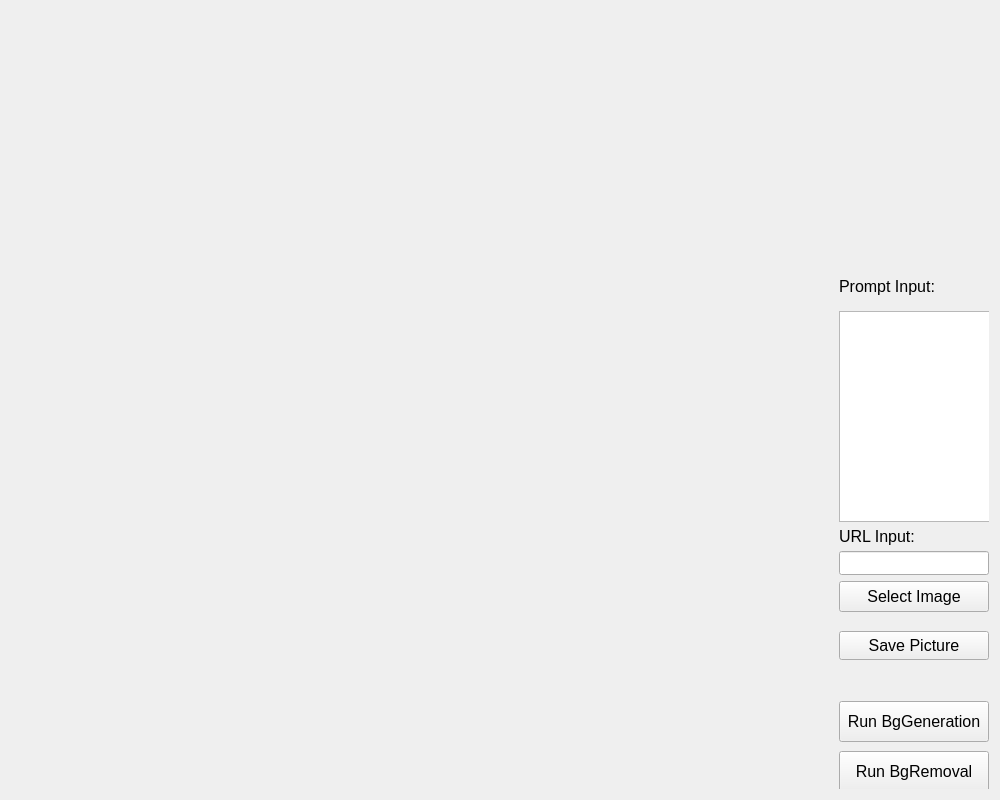
Old version of the form BgRemoval&Generation/form.ui in the repository ntdung2212/9.5AI-TechDay-Background-Removal-and-Generation.
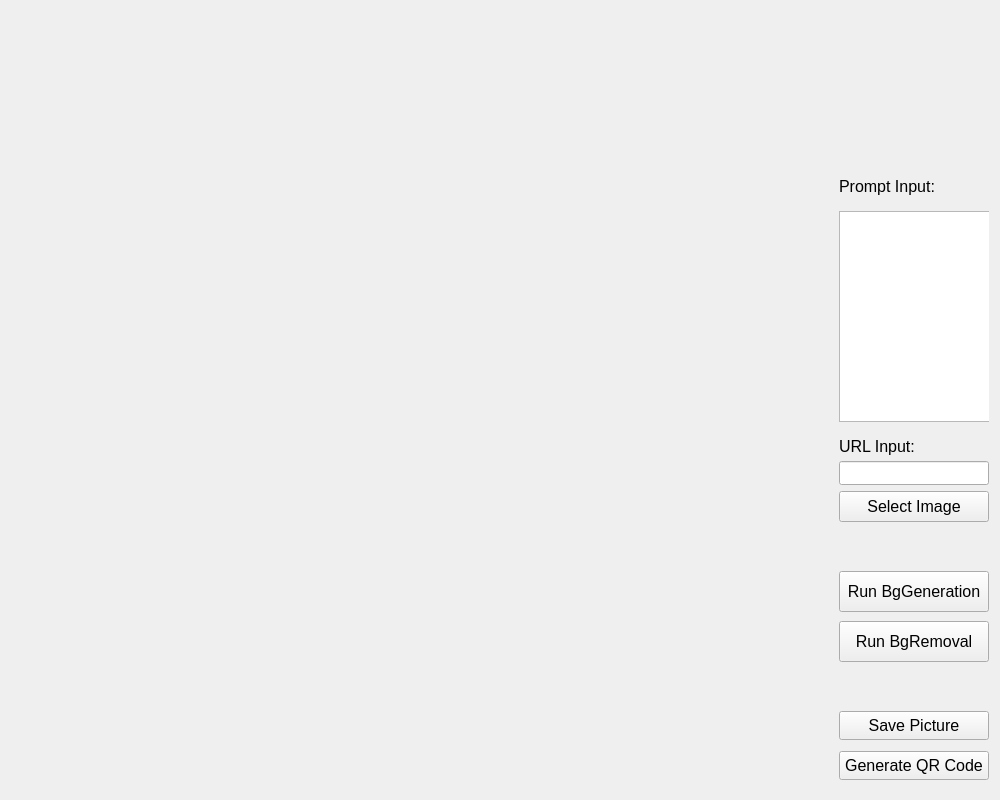
New version of the form. Icons and pictures are not drawn.

Commit message:
Add new feature, generate QR code
- Automatically upload the image to imgur.com and generate a QR code for ease of use

Diff of the .ui file:
```diff
--- a/BgRemoval&Generation/form.ui
+++ b/BgRemoval&Generation/form.ui
@@ -10,6 +10,12 @@
     <height>800</height>
    </rect>
   </property>
+  <property name="sizePolicy">
+   <sizepolicy hsizetype="Maximum" vsizetype="Maximum">
+    <horstretch>0</horstretch>
+    <verstretch>0</verstretch>
+   </sizepolicy>
+  </property>
   <property name="minimumSize">
    <size>
     <width>1000</width>
@@ -111,7 +117,7 @@
       <property name="geometry">
        <rect>
         <x>0</x>
-        <y>570</y>
+        <y>480</y>
         <width>150</width>
         <height>31</height>
        </rect>
@@ -135,7 +141,7 @@
       <property name="geometry">
        <rect>
         <x>0</x>
-        <y>540</y>
+        <y>450</y>
         <width>150</width>
         <height>24</height>
        </rect>
@@ -151,7 +157,7 @@
       <property name="geometry">
        <rect>
         <x>0</x>
-        <y>740</y>
+        <y>610</y>
         <width>150</width>
         <height>41</height>
        </rect>
@@ -175,7 +181,7 @@
       <property name="geometry">
        <rect>
         <x>0</x>
-        <y>620</y>
+        <y>700</y>
         <width>150</width>
         <height>29</height>
        </rect>
@@ -199,7 +205,7 @@
       <property name="geometry">
        <rect>
         <x>0</x>
-        <y>510</y>
+        <y>420</y>
         <width>121</width>
         <height>31</height>
        </rect>
@@ -212,7 +218,7 @@
       <property name="geometry">
        <rect>
         <x>0</x>
-        <y>300</y>
+        <y>200</y>
         <width>151</width>
         <height>211</height>
        </rect>
@@ -228,7 +234,7 @@
       <property name="geometry">
        <rect>
         <x>0</x>
-        <y>260</y>
+        <y>160</y>
         <width>121</width>
         <height>31</height>
        </rect>
@@ -241,7 +247,7 @@
       <property name="geometry">
        <rect>
         <x>0</x>
-        <y>690</y>
+        <y>560</y>
         <width>150</width>
         <height>41</height>
        </rect>
@@ -261,6 +267,30 @@
        <string>Run BgGeneration</string>
       </property>
      </widget>
+     <widget class="QPushButton" name="GenerateQR">
+      <property name="geometry">
+       <rect>
+        <x>0</x>
+        <y>740</y>
+        <width>150</width>
+        <height>29</height>
+       </rect>
+      </property>
+      <property name="minimumSize">
+       <size>
+        <width>150</width>
+        <height>0</height>
+       </size>
+      </property>
+      <property name="font">
+       <font>
+        <pointsize>12</pointsize>
+       </font>
+      </property>
+      <property name="text">
+       <string>Generate QR Code</string>
+      </property>
+     </widget>
     </widget>
    </item>
   </layout>
```
The commit also changes 1 other file.
